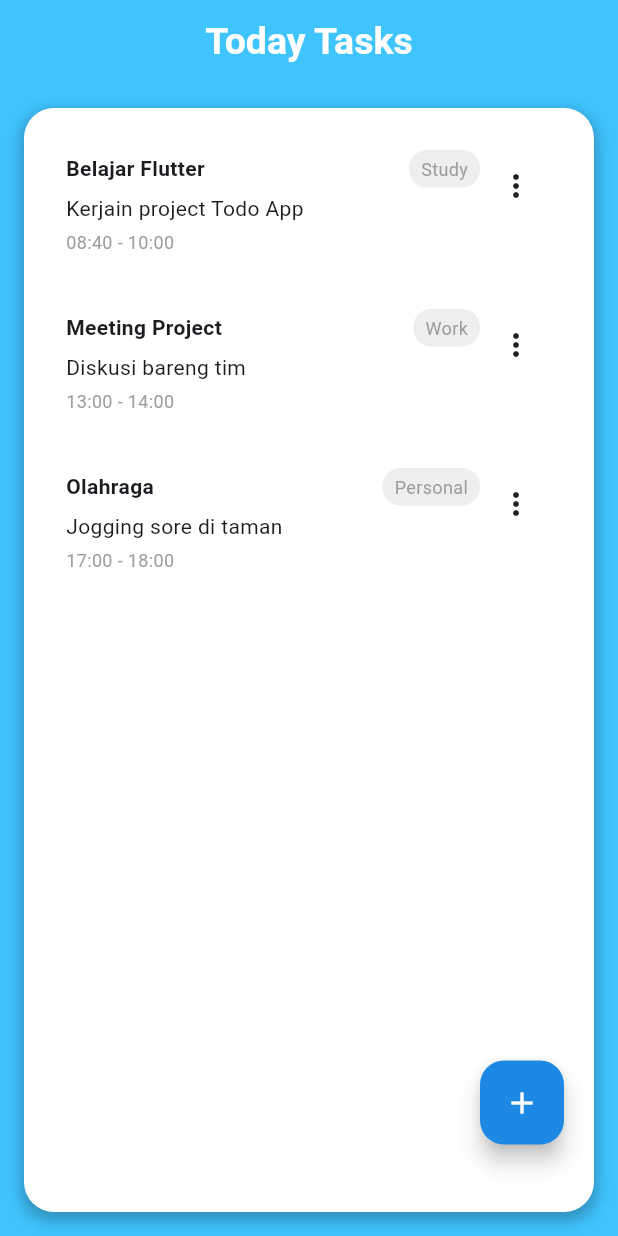
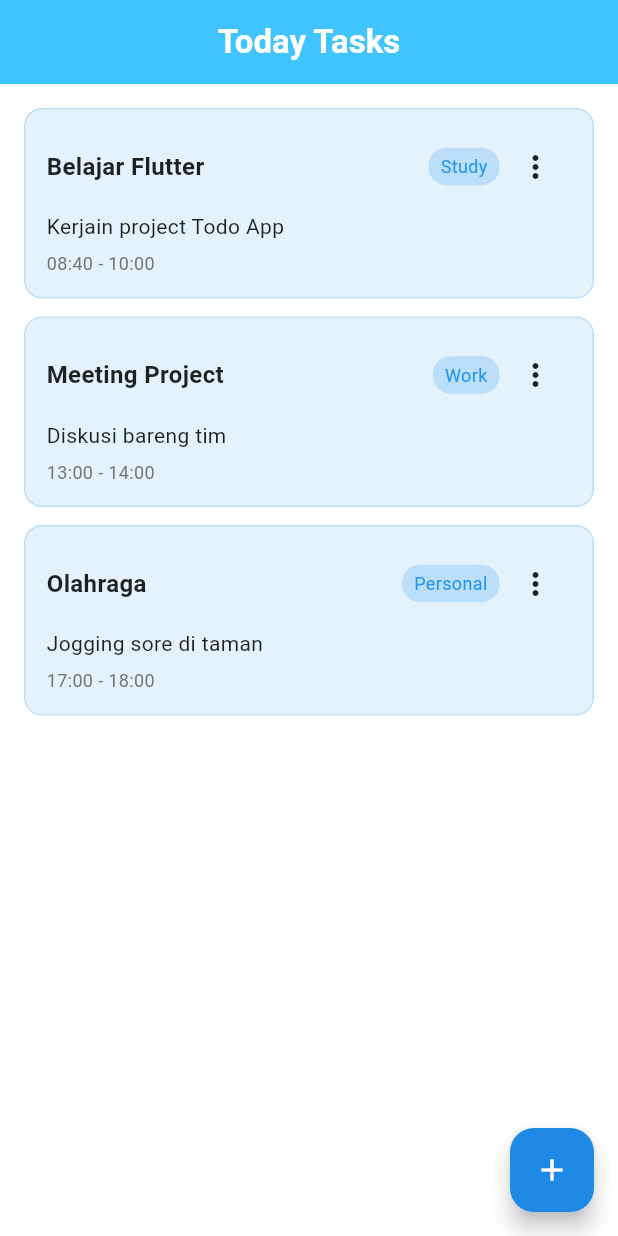
Before and after one commit to dira28/TodoList_App, a Flutter app: the HomePage screen opened directly, on a phone screen of 412 x 824 dp. Run offline on Flutter 3.47's test engine with Material 3 defaults, Android fonts, the phone set to English and light mode, and no system bars; our stand-ins replace get.

Commit message:
[AN] fix UI home_page

```diff
--- a/lib/pages/history_page.dart
+++ b/lib/pages/history_page.dart
@@ -21,8 +21,7 @@ class HistoryPage extends StatelessWidget {
         Get.snackbar(
           "Deleted",
           "History item has been deleted",
-          backgroundColor: Colors.redAccent,
-          colorText: Colors.white,
+          colorText: Colors.black,
           snackPosition: SnackPosition.TOP,
           duration: const Duration(seconds: 1),
         );
@@ -96,7 +95,6 @@ class HistoryPage extends StatelessWidget {
                                 IconButton(
                                   icon: const Icon(
                                     Icons.delete,
-                                    color: Colors.redAccent,
                                   ),
                                   onPressed: () =>
                                       _showDeleteDialog(context, index),
--- a/lib/pages/home_page.dart
+++ b/lib/pages/home_page.dart
@@ -1,7 +1,6 @@
 import 'package:flutter/material.dart';
 import 'package:get/get.dart';
 import 'package:todo_list/controllers/todo_controller.dart';
-import 'package:todo_list/pages/add_todo_page.dart';
 import 'package:todo_list/routes/routes.dart';
 import 'package:todo_list/widgets/todo_card.dart';
 
@@ -13,14 +12,15 @@ class HomePage extends StatelessWidget {
   @override
   Widget build(BuildContext context) {
     return Scaffold(
-      backgroundColor: Colors.lightBlueAccent,
+      backgroundColor: Colors.white,
+
       appBar: AppBar(
         backgroundColor: Colors.lightBlueAccent,
         elevation: 0,
         title: const Text(
           "Today Tasks",
           style: TextStyle(
-            fontSize: 25,
+            fontSize: 22,
             color: Colors.white,
             fontWeight: FontWeight.bold,
           ),
@@ -28,31 +28,18 @@ class HomePage extends StatelessWidget {
         centerTitle: true,
       ),
 
-      body: Container(
-        margin: const EdgeInsets.all(16),
-        padding: const EdgeInsets.all(16),
-        decoration: BoxDecoration(
-          color: Colors.white,
-          borderRadius: BorderRadius.circular(20),
-          boxShadow: [
-            BoxShadow(
-              color: Colors.black26,
-              blurRadius: 8,
-              spreadRadius: 2,
-              offset: const Offset(0, 4),
-            ),
-          ],
-        ),
-        child: Obx(() {
+      body: Obx(() {
         if (todoController.todos.isEmpty) {
           return const Center(
             child: Text(
-                "There's no task yet",
+              "There's no tasks yet",
               style: TextStyle(fontSize: 16, color: Colors.black54),
             ),
           );
         }
+
         return ListView.builder(
+          padding: const EdgeInsets.all(16),
           itemCount: todoController.todos.length,
           itemBuilder: (context, index) {
             final todo = todoController.todos[index];
@@ -60,18 +47,15 @@ class HomePage extends StatelessWidget {
           },
         );
       }),
-      ),
 
-      floatingActionButton: Padding(
-        padding: const EdgeInsets.only(bottom: 45, right: 20),
-        child: FloatingActionButton(
+      floatingActionButton: FloatingActionButton(
         backgroundColor: Colors.blue.shade600,
         onPressed: () {
           Get.toNamed(AppRoutes.addTodo);
         },
         child: const Icon(Icons.add, color: Colors.white),
       ),
-      ),
+      floatingActionButtonLocation: FloatingActionButtonLocation.endFloat,
     );
   }
 }
--- a/lib/widgets/todo_card.dart
+++ b/lib/widgets/todo_card.dart
@@ -23,8 +23,7 @@ class TodoCard extends StatelessWidget {
         Get.snackbar(
           "Deleted",
           "Task item has been deleted",
-          backgroundColor: Colors.redAccent,
-          colorText: Colors.white,
+          colorText: Colors.black,
           snackPosition: SnackPosition.TOP,
           duration: const Duration(seconds: 1),
         );
@@ -37,22 +36,12 @@ class TodoCard extends StatelessWidget {
   Widget build(BuildContext context) {
     return Container(
       margin: const EdgeInsets.only(bottom: 12),
-      padding: const EdgeInsets.all(12),
+      padding: const EdgeInsets.all(14),
       decoration: BoxDecoration(
-        color: Colors.white,
-        borderRadius: BorderRadius.circular(8),
-        boxShadow: [
-          BoxShadow(
-            color: Colors.black.withAlpha(1),
-            blurRadius: 4,
-            offset: const Offset(0, 2),
+        color: Colors.blue.shade50,
+        borderRadius: BorderRadius.circular(12),
+        border: Border.all(color: Colors.blue.shade100),
       ),
-        ],
-      ),
-      child: Row(
-        crossAxisAlignment: CrossAxisAlignment.start,
-        children: [
-          Expanded(
       child: Column(
         crossAxisAlignment: CrossAxisAlignment.start,
         children: [
@@ -61,39 +50,27 @@ class TodoCard extends StatelessWidget {
               Expanded(
                 child: Text(
                   todo.title,
-                        style: const TextStyle(fontWeight: FontWeight.bold),
+                  style: const TextStyle(
+                    fontWeight: FontWeight.bold,
+                    fontSize: 16,
+                    color: Colors.black87,
+                  ),
                 ),
               ),
               Container(
-                      padding: const EdgeInsets.symmetric(
-                        horizontal: 8,
-                        vertical: 4,
-                      ),
+                padding: const EdgeInsets.symmetric(horizontal: 8, vertical: 4),
                 decoration: BoxDecoration(
-                        color: Colors.grey.shade200,
+                  color: Colors.blue.shade100,
                   borderRadius: BorderRadius.circular(12),
                 ),
                 child: Text(
                   todo.category,
                   style: const TextStyle(
                     fontSize: 12,
-                          color: Colors.grey,
+                    color: Colors.blue,
                   ),
                 ),
               ),
-                  ],
-                ),
-                const SizedBox(height: 4),
-                Text(todo.description),
-                const SizedBox(height: 4),
-                Text(
-                  "${todo.startTime} - ${todo.endTime}",
-                  style: const TextStyle(fontSize: 12, color: Colors.grey),
-                ),
-              ],
-            ),
-          ),
-
               PopupMenuButton<String>(
                 onSelected: (value) {
                   if (value == 'done') {
@@ -103,9 +80,27 @@ class TodoCard extends StatelessWidget {
                   }
                 },
                 itemBuilder: (context) => [
-              const PopupMenuItem(value: 'done', child: Text("Mark as Done")),
+                  const PopupMenuItem(
+                      value: 'done', child: Text("Mark as Done")),
                   const PopupMenuItem(value: 'delete', child: Text("Delete")),
                 ],
+              ),
+            ],
+          ),
+          const SizedBox(height: 6),
+
+          Text(
+            todo.description,
+            style: const TextStyle(color: Colors.black87),
+          ),
+          const SizedBox(height: 6),
+
+          Text(
+            "${todo.startTime} - ${todo.endTime}",
+            style: TextStyle(
+              fontSize: 12,
+              color: Colors.grey.shade600,
+            ),
           ),
         ],
       ),
```
Also changed, not shown: lib/pages/profile_page.dart (+16 -23 lines), lib/controllers/auth_controller.dart (line endings or trailing spaces), lib/controllers/home_controller.dart (line endings or trailing spaces), lib/controllers/todo_controller.dart (line endings or trailing spaces), lib/pages/add_todo_page.dart (line endings or trailing spaces), lib/pages/dashboard_page.dart (line endings or trailing spaces), lib/pages/login_page.dart (line endings or trailing spaces), lib/widgets/widget_button.dart (line endings or trailing spaces), lib/widgets/widget_textfield.dart (line endings or trailing spaces). Lines whose indentation alone changed are shown as unchanged.
